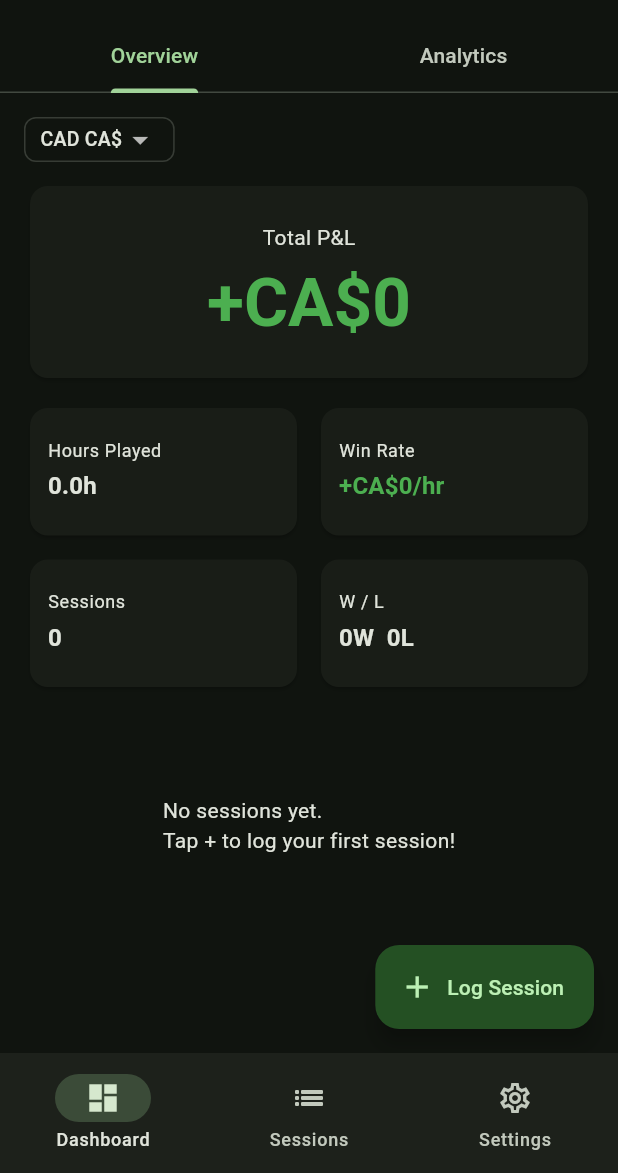
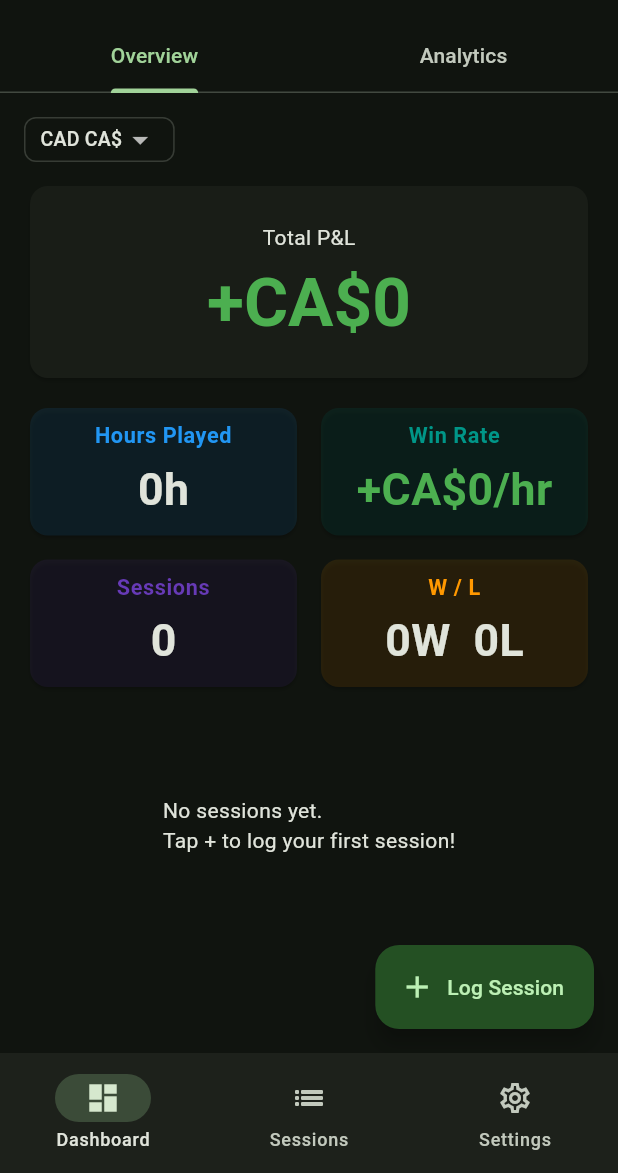
Before and after one commit to rohitkaul90/poker-tracker, a Flutter app: the screen it shows once a user with an empty profile is signed in, on a phone screen of 412 x 824 dp, the part 63-1236 px from its top. Run offline on Flutter 3.47's test engine with Material 3 defaults, Android fonts, the phone set to English and light mode, and no system bars; our stand-ins replace csv, file_picker, fl_chart, flutter_riverpod, supabase_flutter; missing offline and left inert: excel; accounts and stored records are empty.

Commit message:
Improve dashboard stat cards and simplify win rate chart
- Stat cards: proportional font sizing via LayoutBuilder (scales with card
  height), responsive grid (4 columns on wide screens >520px, 2 on mobile),
  centered content, colored accent backgrounds per metric
- Win Rate by Attribute: remove P&L bars, show only $/hr win rate chart —
  simpler and clearer single-metric view
- No decimals: hours played rounded, ROI formatted as whole number

Co-Authored-By: Claude Sonnet 4.6 <noreply@anthropic.com>

```diff
--- a/lib/screens/dashboard_screen.dart
+++ b/lib/screens/dashboard_screen.dart
@@ -172,11 +172,11 @@ class _OverviewBodyState extends State<_OverviewBody> {
         ),
         const SizedBox(height: 12),
 
-        // Stat cards grid
-        GridView.count(
+        // Stat cards grid — 4 columns on wide screens, 2 on mobile
+        LayoutBuilder(builder: (context, constraints) => GridView.count(
           shrinkWrap: true,
           physics: const NeverScrollableScrollPhysics(),
-          crossAxisCount: 2,
+          crossAxisCount: constraints.maxWidth > 520 ? 4 : 2,
           childAspectRatio: 2.0,
           mainAxisSpacing: 8,
           crossAxisSpacing: 8,
@@ -185,25 +185,30 @@ class _OverviewBodyState extends State<_OverviewBody> {
                   StatCard(
                     label: 'Sessions',
                     value: '${stats.sessionCount}',
+                    accentColor: Colors.deepPurple,
                   ),
                   StatCard(
                     label: 'ITM',
                     value: '${stats.itm}',
+                    accentColor: Colors.teal,
                   ),
                   StatCard(
                     label: 'ITM %',
                     value: '${stats.itmPct.toStringAsFixed(0)}%',
+                    accentColor: Colors.cyan,
                   ),
                   StatCard(
                     label: 'ROI',
                     value: formatROI(stats.roi),
                     valueColor: stats.roi >= 0 ? Colors.green : Colors.red,
+                    accentColor: Colors.amber,
                   ),
                 ]
               : [
                   StatCard(
                     label: 'Hours Played',
-                    value: '${stats.totalHours.toStringAsFixed(1)}h',
+                    value: '${stats.totalHours.round()}h',
+                    accentColor: Colors.blue,
                   ),
                   StatCard(
                     label: 'Win Rate',
@@ -211,10 +216,12 @@ class _OverviewBodyState extends State<_OverviewBody> {
                         '${formatPLWithCurrency(stats.hourlyRate, displayCurrency)}/hr',
                     valueColor:
                         stats.hourlyRate >= 0 ? Colors.green : Colors.red,
+                    accentColor: Colors.teal,
                   ),
                   StatCard(
                     label: 'Sessions',
                     value: '${stats.sessionCount}',
+                    accentColor: Colors.deepPurple,
                   ),
                   StatCard(
                     label: 'W / L',
@@ -224,9 +231,10 @@ class _OverviewBodyState extends State<_OverviewBody> {
                         : stats.losses > stats.wins
                             ? Colors.red
                             : null,
+                    accentColor: Colors.orange,
                   ),
                 ],
-        ),
+        )),
         const SizedBox(height: 20),
 
         // Recent sessions
--- a/lib/utils/helpers.dart
+++ b/lib/utils/helpers.dart
@@ -70,7 +70,7 @@ double calcROI(double profitLoss, double buyIn) {
 }
 
 String formatROI(double roiPercent) {
-  return '${roiPercent >= 0 ? '+' : ''}${roiPercent.toStringAsFixed(1)}%';
+  return '${roiPercent >= 0 ? '+' : ''}${roiPercent.toStringAsFixed(0)}%';
 }
 
 String tournamentBuyInBucket(double buyIn) {
--- a/lib/widgets/stat_card.dart
+++ b/lib/widgets/stat_card.dart
@@ -4,35 +4,63 @@ class StatCard extends StatelessWidget {
   final String label;
   final String value;
   final Color? valueColor;
+  final Color? accentColor;
 
   const StatCard({
     super.key,
     required this.label,
     required this.value,
     this.valueColor,
+    this.accentColor,
   });
 
   @override
   Widget build(BuildContext context) {
     final theme = Theme.of(context);
+    final accent = accentColor ?? theme.colorScheme.primary;
+
     return Card(
-      child: Padding(
-        padding: const EdgeInsets.all(12),
+      color: accent.withAlpha(28),
+      child: LayoutBuilder(
+        builder: (context, constraints) {
+          final h = constraints.maxHeight;
+          // Scale fonts proportionally to card height, clamped for min/max legibility.
+          final valueFontSize = (h * 0.35).clamp(18.0, 42.0);
+          final labelFontSize = (h * 0.17).clamp(10.0, 15.0);
+          return Padding(
+            padding: const EdgeInsets.symmetric(horizontal: 12, vertical: 8),
             child: Column(
-          crossAxisAlignment: CrossAxisAlignment.start,
+              crossAxisAlignment: CrossAxisAlignment.center,
               mainAxisAlignment: MainAxisAlignment.center,
               children: [
-            Text(label, style: theme.textTheme.bodySmall),
-            const SizedBox(height: 4),
                 Text(
+                  label,
+                  style: TextStyle(
+                    fontSize: labelFontSize,
+                    color: accent,
+                    fontWeight: FontWeight.w600,
+                    letterSpacing: 0.4,
+                  ),
+                  textAlign: TextAlign.center,
+                  maxLines: 1,
+                  overflow: TextOverflow.ellipsis,
+                ),
+                SizedBox(height: h * 0.05),
+                FittedBox(
+                  fit: BoxFit.scaleDown,
+                  child: Text(
                     value,
-              style: theme.textTheme.titleMedium?.copyWith(
+                    style: TextStyle(
+                      fontSize: valueFontSize,
                       fontWeight: FontWeight.bold,
-                color: valueColor,
+                      color: valueColor ?? theme.colorScheme.onSurface,
+                    ),
                   ),
                 ),
               ],
             ),
+          );
+        },
       ),
     );
   }
```
Also changed, not shown: lib/screens/analytics_screen.dart (+18 -123 lines), 2 other files. Lines whose indentation alone changed are shown as unchanged.
